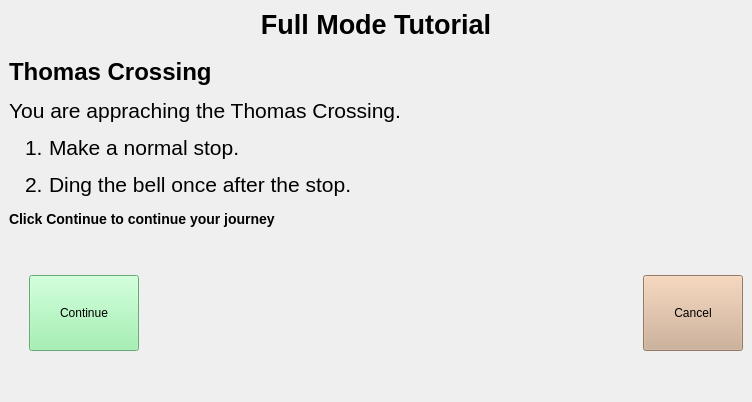
First picture: the form in full.8.ui, repository oualline/trolley.sim, before the edit.
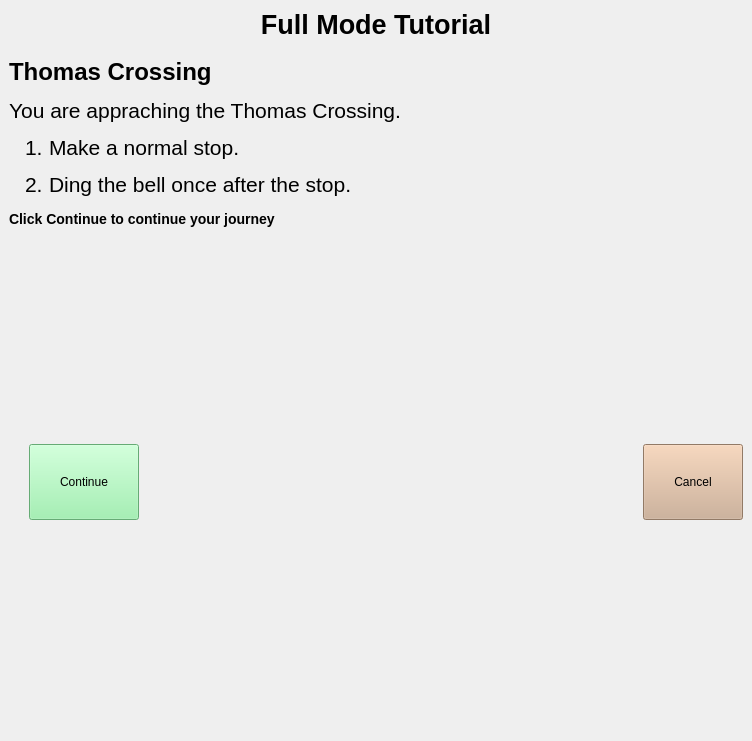
Second picture: the form after the edit. Icons and pictures are not drawn.

Patch:
```diff
--- a/full.8.ui
+++ b/full.8.ui
@@ -10,7 +10,7 @@
     <x>0</x>
     <y>0</y>
     <width>752</width>
-    <height>402</height>
+    <height>741</height>
    </rect>
   </property>
   <property name="windowTitle">
```
Left out of the diff: 1 changed line with no effect on the pictures.
